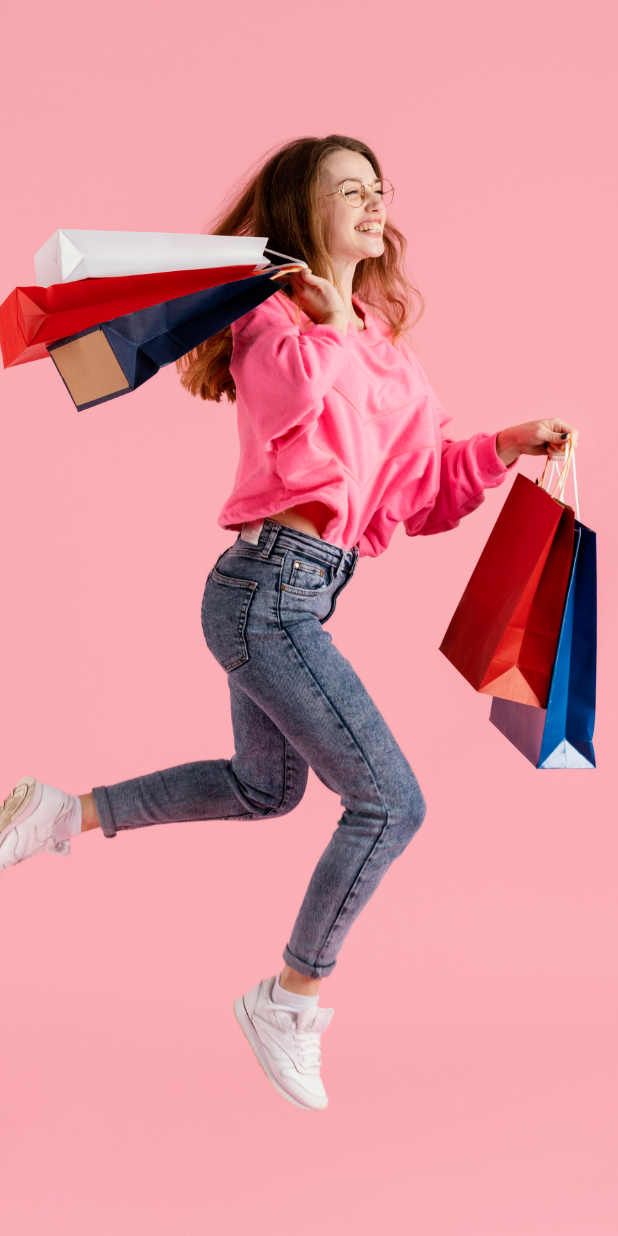
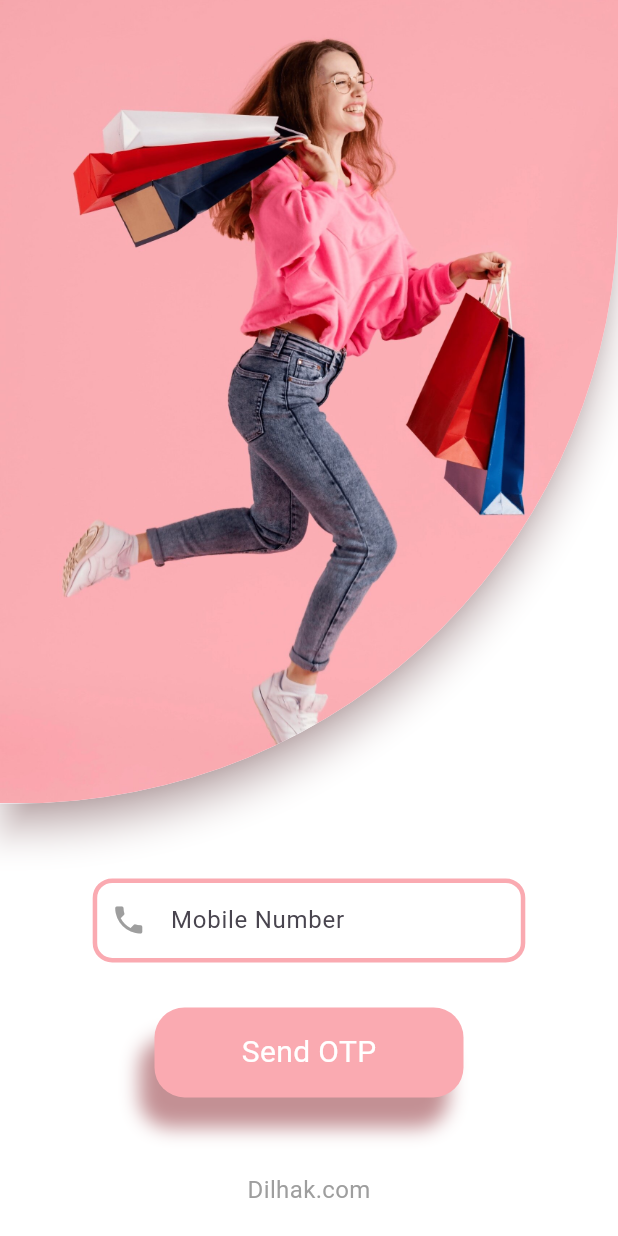
Before and after one commit to dhanwis/HAK-Flutter-app, a Flutter app: the screen it shows after launch, on a phone screen of 412 x 824 dp. Run offline on Flutter 3.47's test engine with Material 3 defaults, Android fonts, the phone set to English and light mode, and no system bars; our stand-ins replace flutter_animate, google_fonts.

Commit message:
added login page need to refactor

```diff
--- a/lib/core/theme/palette.dart
+++ b/lib/core/theme/palette.dart
@@ -4,5 +4,8 @@ import 'package:flutter/widgets.dart';
 class Palette{
 
     static const Color backgroundColor = Color.fromARGB(255, 255, 255, 255);
+    static const Color textFormBorder = Color.fromRGBO( 250, 170, 177,1);
+
+   static const Color shadowPink =    Color.fromARGB(255, 195, 144, 148);
 
 }
--- a/lib/features/auth/login_page.dart
+++ b/lib/features/auth/login_page.dart
@@ -1,5 +1,6 @@
+import 'package:dil_hack_e_commerce/core/theme/palette.dart';
 import 'package:flutter/material.dart';
-import 'package:flutter_animate/flutter_animate.dart';
+import 'package:google_fonts/google_fonts.dart';
 
 class LoginPage extends StatefulWidget {
   const LoginPage({super.key});
@@ -15,14 +16,118 @@ class _LoginPageState extends State<LoginPage> {
     final width = MediaQuery.of(context).size.width;
 
     return Scaffold(
-      body: Stack(
-        children: [
-          Image.asset(
-            'assets/images/girl.jpg',
-            height: height,
-            fit: BoxFit.cover,
+      body: SingleChildScrollView(
+        child: Column(
+          children: [
+            LoginImage(height: height, width: width),
+            const H50(),
+            OtpTextField(width: width),
+            const SizedBox(
+              height: 30,
+            ),
+            Container(
+              height: 60,
+              width: width * 0.5,
+              decoration: BoxDecoration(
+                boxShadow: const [
+                  BoxShadow(
+                      color: Color.fromARGB(255, 195, 144, 148),
+                      offset: Offset(-10, 20),
+                      blurRadius: 10)
+                ],
+                borderRadius: BorderRadius.circular(20),
+                color: Palette.textFormBorder,
+              ),
+              child: Center(
+                child: Text(
+                  'Send OTP',
+                  style: GoogleFonts.aBeeZee(
+                    color: Colors.white,
+                    fontSize: 20,
+                  ),
+                ),
+              ),
+            ),
+            const H50(),
+            Text('Dilhak.com',style: GoogleFonts.aBeeZee(color:Colors.grey.shade500,fontSize:16),)
+          ],
+        ),
+      ),
+    );
+  }
+}
+
+class LoginImage extends StatelessWidget {
+  const LoginImage({
+    super.key,
+    required this.height,
+    required this.width,
+  });
+
+  final double height;
+  final double width;
+
+  @override
+  Widget build(BuildContext context) {
+    return Material(
+      shadowColor: Palette.shadowPink,
+      borderRadius: const BorderRadius.only(
+        bottomRight: Radius.circular(400),
+      ),
+      elevation: 10,
+      child: ClipRRect(
+        borderRadius: const BorderRadius.only(
+          bottomRight: Radius.circular(400),
+        ),
+        child: Image.asset(
+          'assets/images/shopping.jpeg',
+          height: height * 0.65,
+          width: width,
+          fit: BoxFit.cover,
+        ),
+      ),
+    );
+  }
+}
+
+class H50 extends StatelessWidget {
+  const H50({
+    super.key,
+  });
+
+  @override
+  Widget build(BuildContext context) {
+    return const SizedBox(
+      height: 50,
+    );
+  }
+}
+
+class OtpTextField extends StatefulWidget {
+  final double width;
+
+  const OtpTextField({super.key, required this.width});
+
+  @override
+  State<OtpTextField> createState() => _OtpTextFieldState();
+}
+
+class _OtpTextFieldState extends State<OtpTextField> {
+  @override
+  Widget build(BuildContext context) {
+    return ConstrainedBox(
+      constraints: BoxConstraints(maxWidth: widget.width * 0.7),
+      child: TextFormField(
+        decoration: InputDecoration(
+          prefixIcon: const Icon(
+            Icons.phone,
+            color: Colors.grey,
           ),
-        ],
+          hintText: 'Mobile Number',
+          enabledBorder:_border(),
+          focusedBorder: _border(),
+          border: _border(),
+        ),
       ),
     );
   }
@@ -31,8 +136,8 @@ class _LoginPageState extends State<LoginPage> {
     return OutlineInputBorder(
       borderRadius: BorderRadius.circular(13),
       borderSide: const BorderSide(
-        width: 2.0,
-        color: Color.fromARGB(255, 230, 70, 123),
+        width: 3.0,
+        color: Palette.textFormBorder,
       ),
     );
   }
--- a/lib/features/splash_screen/splash_screen.dart
+++ b/lib/features/splash_screen/splash_screen.dart
@@ -37,7 +37,7 @@ class _SplashScreenState extends State<SplashScreen> {
             // used flutter animate packages for image animation
             Image.asset('assets/images/logo.png').animate().shimmer(
                   color: Colors.amber,
-                  duration: const Duration(seconds: 3),
+                  duration: const Duration(seconds: 2),
                 ),
           ],
         ),
```
Also changed, not shown: assets/images/shopping.jpeg (added).
